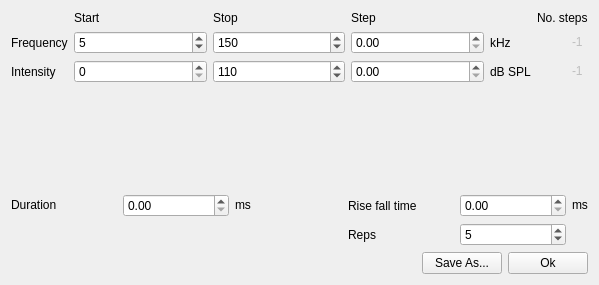
Before: the Qt Designer form spikeylab/gui/stim/tuning_curve.ui in portfors-lab/sparkle, drawn with Qt 5.
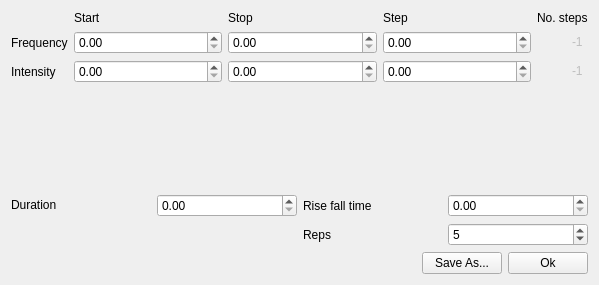
After: the same form once the commit is applied. Custom widgets are drawn as their Qt base class.

What changed in the file:
```diff
--- a/spikeylab/gui/stim/tuning_curve.ui
+++ b/spikeylab/gui/stim/tuning_curve.ui
@@ -17,94 +17,30 @@
    <item>
     <layout class="QGridLayout" name="gridLayout_2">
      <item row="2" column="2">
-      <widget class="QSpinBox" name="dbStopSpnbx">
+      <widget class="SmartSpinBox" name="dbStopSpnbx">
        <property name="maximum">
-        <number>120</number>
-       </property>
-       <property name="value">
-        <number>110</number>
+        <double>120.000000000000000</double>
        </property>
       </widget>
      </item>
      <item row="1" column="2">
-      <widget class="QSpinBox" name="freqStopSpnbx">
+      <widget class="SmartSpinBox" name="freqStopSpnbx">
        <property name="maximum">
-        <number>200</number>
-       </property>
-       <property name="value">
-        <number>150</number>
-       </property>
-      </widget>
-     </item>
-     <item row="2" column="4">
-      <widget class="QLabel" name="label_21">
-       <property name="sizePolicy">
-        <sizepolicy hsizetype="Fixed" vsizetype="Preferred">
-         <horstretch>0</horstretch>
-         <verstretch>0</verstretch>
-        </sizepolicy>
-       </property>
-       <property name="text">
-        <string>dB SPL</string>
-       </property>
-      </widget>
-     </item>
-     <item row="1" column="4">
-      <widget class="QLabel" name="funit_lbl_0">
-       <property name="sizePolicy">
-        <sizepolicy hsizetype="Fixed" vsizetype="Preferred">
-         <horstretch>0</horstretch>
-         <verstretch>0</verstretch>
-        </sizepolicy>
-       </property>
-       <property name="text">
-        <string>kHz</string>
-       </property>
-      </widget>
-     </item>
-     <item row="1" column="1">
-      <widget class="QSpinBox" name="freqStartSpnbx">
-       <property name="maximum">
-        <number>200</number>
-       </property>
-       <property name="singleStep">
-        <number>5</number>
-       </property>
-       <property name="value">
-        <number>5</number>
+        <double>250000.000000000000000</double>
        </property>
       </widget>
      </item>
      <item row="2" column="1">
-      <widget class="QSpinBox" name="dbStartSpnbx">
+      <widget class="SmartSpinBox" name="dbStartSpnbx">
        <property name="maximum">
-        <number>150</number>
+        <double>120.000000000000000</double>
        </property>
-       <property name="singleStep">
-        <number>5</number>
-       </property>
-       <property name="value">
-        <number>0</number>
-       </property>
       </widget>
      </item>
-     <item row="1" column="0">
-      <widget class="QLabel" name="label_25">
-       <property name="sizePolicy">
-        <sizepolicy hsizetype="Fixed" vsizetype="Preferred">
-         <horstretch>0</horstretch>
-         <verstretch>0</verstretch>
-        </sizepolicy>
-       </property>
-       <property name="text">
-        <string>Frequency</string>
-       </property>
-      </widget>
-     </item>
-     <item row="0" column="1">
-      <widget class="QLabel" name="label_26">
-       <property name="text">
-        <string>Start</string>
+     <item row="1" column="3">
+      <widget class="SmartSpinBox" name="freqStepSpnbx">
+       <property name="maximum">
+        <double>2500000.000000000000000</double>
        </property>
       </widget>
      </item>
@@ -122,27 +58,7 @@
        </property>
       </widget>
      </item>
-     <item row="0" column="3">
-      <widget class="QLabel" name="label_28">
-       <property name="text">
-        <string>Step</string>
-       </property>
-      </widget>
-     </item>
-     <item row="3" column="0">
-      <spacer name="verticalSpacer">
-       <property name="orientation">
-        <enum>Qt::Vertical</enum>
-       </property>
-       <property name="sizeHint" stdset="0">
-        <size>
-         <width>20</width>
-         <height>40</height>
-        </size>
-       </property>
-      </spacer>
-     </item>
-     <item row="0" column="5">
+     <item row="0" column="4">
       <widget class="QLabel" name="label_3">
        <property name="sizePolicy">
         <sizepolicy hsizetype="Fixed" vsizetype="Preferred">
@@ -155,13 +71,27 @@
        </property>
       </widget>
      </item>
+     <item row="1" column="0">
+      <widget class="QLabel" name="label_25">
+       <property name="sizePolicy">
+        <sizepolicy hsizetype="Fixed" vsizetype="Preferred">
+         <horstretch>0</horstretch>
+         <verstretch>0</verstretch>
+        </sizepolicy>
+       </property>
+       <property name="text">
+        <string>Frequency</string>
+       </property>
+      </widget>
+     </item>
      <item row="2" column="3">
-      <widget class="SmartSpinBox" name="dbStepSpnbx"/>
+      <widget class="SmartSpinBox" name="dbStepSpnbx">
+       <property name="maximum">
+        <double>120.000000000000000</double>
+       </property>
+      </widget>
      </item>
-     <item row="1" column="3">
-      <widget class="SmartSpinBox" name="freqStepSpnbx"/>
-     </item>
-     <item row="1" column="5">
+     <item row="1" column="4">
       <widget class="QLineEdit" name="freqNstepsLbl">
        <property name="enabled">
         <bool>false</bool>
@@ -192,7 +122,41 @@
        </property>
       </widget>
      </item>
-     <item row="2" column="5">
+     <item row="0" column="1">
+      <widget class="QLabel" name="label_26">
+       <property name="text">
+        <string>Start</string>
+       </property>
+      </widget>
+     </item>
+     <item row="3" column="0">
+      <spacer name="verticalSpacer">
+       <property name="orientation">
+        <enum>Qt::Vertical</enum>
+       </property>
+       <property name="sizeHint" stdset="0">
+        <size>
+         <width>20</width>
+         <height>40</height>
+        </size>
+       </property>
+      </spacer>
+     </item>
+     <item row="0" column="3">
+      <widget class="QLabel" name="label_28">
+       <property name="text">
+        <string>Step</string>
+       </property>
+      </widget>
+     </item>
+     <item row="1" column="1">
+      <widget class="SmartSpinBox" name="freqStartSpnbx">
+       <property name="maximum">
+        <double>250000.000000000000000</double>
+       </property>
+      </widget>
+     </item>
+     <item row="2" column="4">
       <widget class="QLineEdit" name="dbNstepsLbl">
        <property name="enabled">
         <bool>false</bool>
@@ -224,53 +188,7 @@
    </item>
    <item>
     <layout class="QGridLayout" name="gridLayout_3">
-     <item row="0" column="3">
-      <widget class="QLabel" name="label_14">
-       <property name="text">
-        <string>Rise fall time</string>
-       </property>
-      </widget>
-     </item>
-     <item row="0" column="0">
-      <widget class="QLabel" name="label_22">
-       <property name="sizePolicy">
-        <sizepolicy hsizetype="Preferred" vsizetype="Fixed">
-         <horstretch>0</horstretch>
-         <verstretch>0</verstretch>
-        </sizepolicy>
-       </property>
-       <property name="text">
-        <string>Duration</string>
-       </property>
-      </widget>
-     </item>
-     <item row="0" column="2">
-      <widget class="QLabel" name="tunit_lbl_4">
-       <property name="sizePolicy">
-        <sizepolicy hsizetype="Preferred" vsizetype="Fixed">
-         <horstretch>0</horstretch>
-         <verstretch>0</verstretch>
-        </sizepolicy>
-       </property>
-       <property name="text">
-        <string>ms</string>
-       </property>
-      </widget>
-     </item>
-     <item row="0" column="5">
-      <widget class="QLabel" name="tunit_lbl_3">
-       <property name="sizePolicy">
-        <sizepolicy hsizetype="Fixed" vsizetype="Fixed">
-         <horstretch>0</horstretch>
-         <verstretch>0</verstretch>
-        </sizepolicy>
-       </property>
-       <property name="text">
-        <string>ms</string>
-       </property>
-      </widget>
-     </item>
-     <item row="1" column="4">
+     <item row="1" column="3">
       <widget class="QSpinBox" name="nrepsSpnbx">
        <property name="toolTip">
         <string>Number of times to repeat each tone</string>
@@ -286,10 +204,23 @@
        </property>
       </widget>
      </item>
-     <item row="1" column="3">
-      <widget class="QLabel" name="label_31">
+     <item row="0" column="0">
+      <widget class="QLabel" name="label_22">
+       <property name="sizePolicy">
+        <sizepolicy hsizetype="Preferred" vsizetype="Fixed">
+         <horstretch>0</horstretch>
+         <verstretch>0</verstretch>
+        </sizepolicy>
+       </property>
        <property name="text">
-        <string>Reps</string>
+        <string>Duration</string>
+       </property>
+      </widget>
+     </item>
+     <item row="0" column="2">
+      <widget class="QLabel" name="label_14">
+       <property name="text">
+        <string>Rise fall time</string>
        </property>
       </widget>
      </item>
@@ -299,15 +230,25 @@
         <string>Tone duration</string>
        </property>
        <property name="maximum">
-        <double>1000.000000000000000</double>
+        <double>3.000000000000000</double>
        </property>
       </widget>
      </item>
-     <item row="0" column="4">
+     <item row="1" column="2">
+      <widget class="QLabel" name="label_31">
+       <property name="text">
+        <string>Reps</string>
+       </property>
+      </widget>
+     </item>
+     <item row="0" column="3">
       <widget class="SmartSpinBox" name="risefallSpnbx">
        <property name="toolTip">
         <string>rise+fall time for stimulus</string>
        </property>
+       <property name="maximum">
+        <double>3.000000000000000</double>
+       </property>
       </widget>
      </item>
     </layout>
```
Left out of the diff: 64 changed lines with no effect on the pictures.
